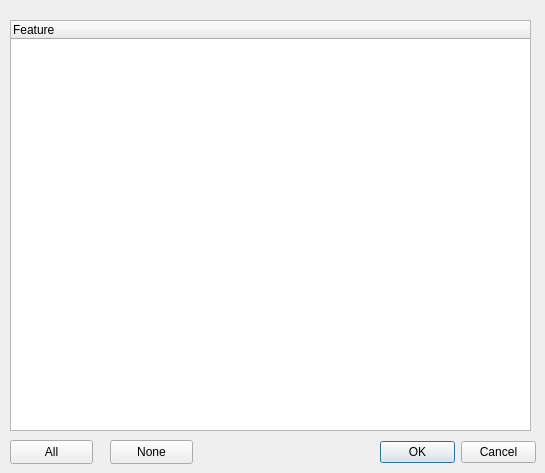
Old version of the form ilastik/applets/objectExtraction/featureSelection.ui in the repository ilastik/ilastik.
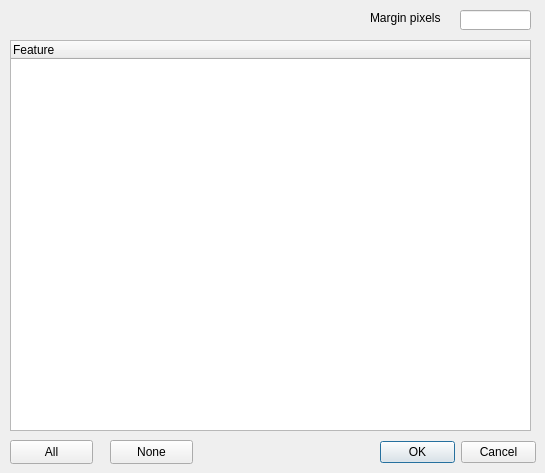
New version of the form.

Commit message: margin selectable in dialog

Diff of the .ui file:
```diff
--- a/ilastik/applets/objectExtraction/featureSelection.ui
+++ b/ilastik/applets/objectExtraction/featureSelection.ui
@@ -30,9 +30,9 @@
    <property name="geometry">
     <rect>
      <x>10</x>
-     <y>20</y>
+     <y>40</y>
      <width>521</width>
-     <height>411</height>
+     <height>391</height>
     </rect>
    </property>
    <column>
@@ -67,6 +67,29 @@
     <string>None</string>
    </property>
   </widget>
+  <widget class="QLineEdit" name="marginEdit">
+   <property name="geometry">
+    <rect>
+     <x>460</x>
+     <y>10</y>
+     <width>71</width>
+     <height>20</height>
+    </rect>
+   </property>
+  </widget>
+  <widget class="QLabel" name="marginLabel">
+   <property name="geometry">
+    <rect>
+     <x>370</x>
+     <y>10</y>
+     <width>81</width>
+     <height>16</height>
+    </rect>
+   </property>
+   <property name="text">
+    <string>Margin pixels</string>
+   </property>
+  </widget>
  </widget>
  <resources/>
  <connections/>
```
The commit also changes 4 other files.
